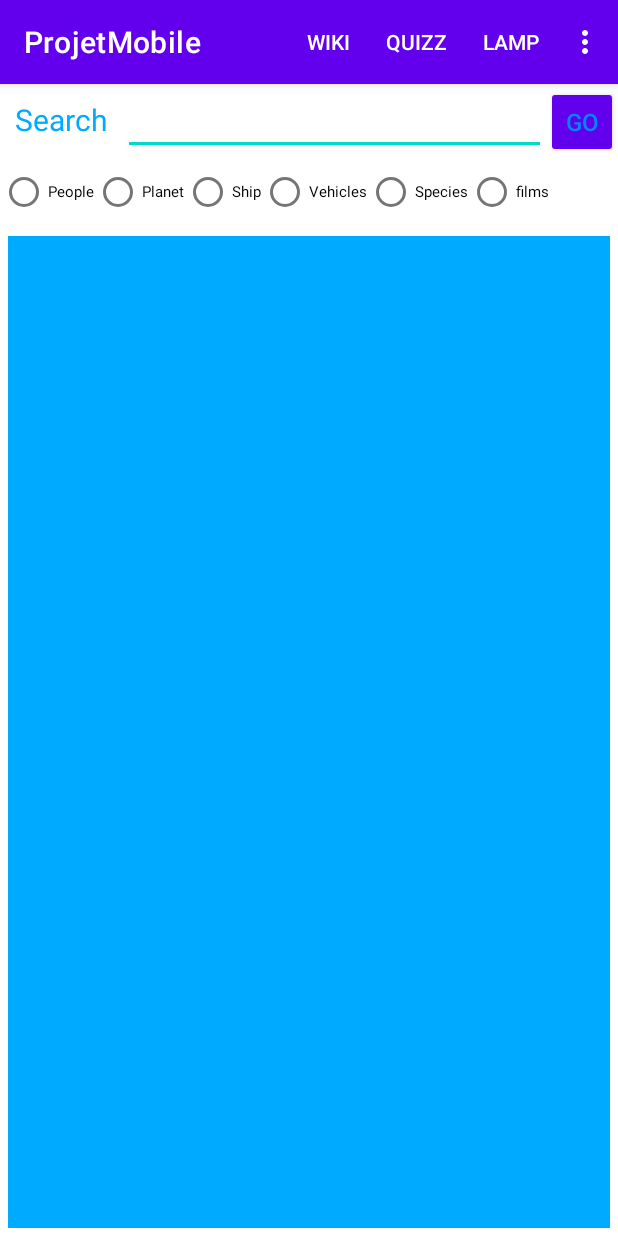
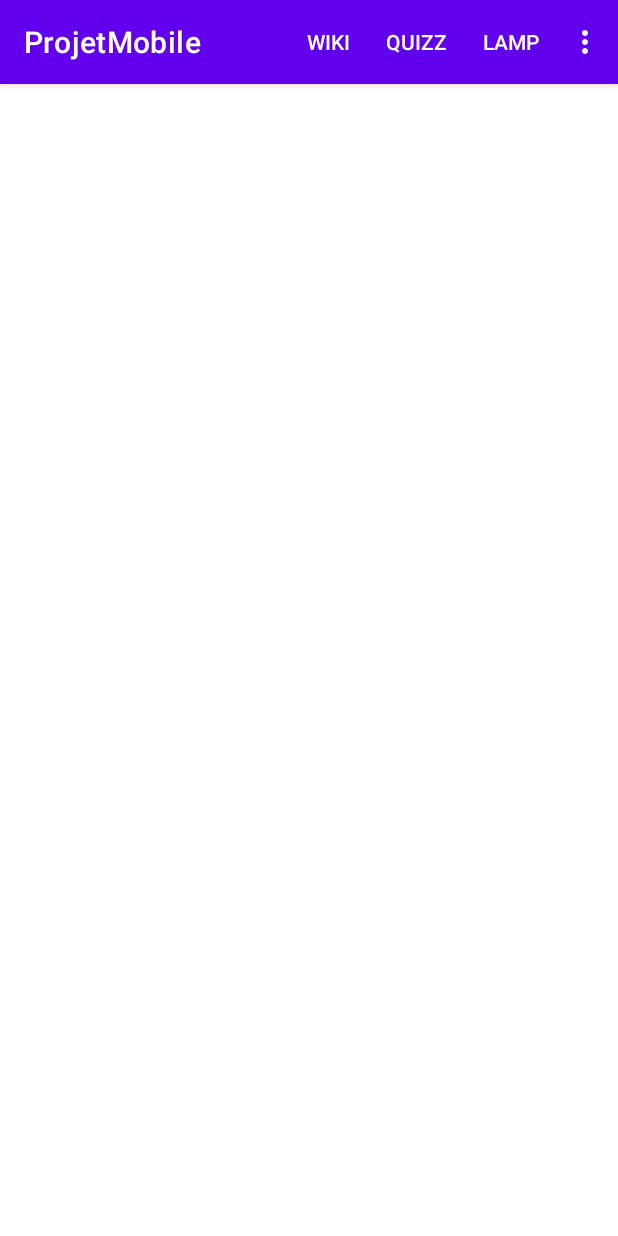
Before and after one commit to GangneuxA/ProjetMobile, an Android app: the screen it shows after launch (MainActivity), on a phone screen of 412 x 824 dp. Run offline under Robolectric (Android 15) with nearby library versions, the phone set to English and light mode, and no system bars; 1 statement that could not run was skipped.

Commit message:
modif xml accueil

```diff
--- a/ProjetMobile/app/src/main/res/layout/activity_main.xml
+++ b/ProjetMobile/app/src/main/res/layout/activity_main.xml
@@ -16,104 +16,21 @@
         app:popupTheme="@style/ThemeOverlay.AppCompat.Light"
         />
 
-    <LinearLayout
-        android:layout_width="match_parent"
-        android:layout_height="wrap_content"
-        android:orientation="horizontal"
-        >
-
-        <TextView
-            android:layout_width="wrap_content"
-            android:layout_height="wrap_content"
-            android:text="Search"
-            android:textColor="#00AAFF"
-            android:textSize="20sp"
-            android:padding="10dp"/>
-
-        <EditText
-            android:id="@+id/recherche"
-            android:layout_width="match_parent"
-            android:layout_height="wrap_content"
-            android:layout_weight="1"
-            >
-        </EditText>
-
-        <Button
-            android:id="@+id/bGo"
-            style="?android:attr/buttonStyleSmall"
-            android:layout_width="wrap_content"
-            android:layout_height="wrap_content"
-            android:padding="2dp"
-            android:text="go"
-            android:textColor="#0088FF"
-            android:textSize="16sp"
-            android:onClick="go"
-            />
-    </LinearLayout>
-
-    <LinearLayout
-        android:layout_width="wrap_content"
-        android:layout_height="wrap_content"
-        android:orientation="horizontal">
-
-        <RadioGroup
-            android:layout_width="match_parent"
-            android:layout_height="wrap_content"
-            android:orientation="horizontal"
-            >
-
-            <RadioButton
-                android:layout_width="wrap_content"
-                android:layout_height="wrap_content"
-                android:text="People"
-                android:id="@+id/Rpeople"
-                android:textSize="10dp"/>
-
-            <RadioButton
-                android:layout_width="wrap_content"
-                android:layout_height="wrap_content"
-                android:text="Planet"
-                android:id="@+id/Rplanets"
-                android:textSize="10dp"/>
-            <RadioButton
-                android:layout_width="wrap_content"
-                android:layout_height="wrap_content"
-                android:text="Ship"
-                android:id="@+id/Rship"
-                android:textSize="10dp"/>
-            <RadioButton
-                android:layout_width="wrap_content"
-                android:layout_height="wrap_content"
-                android:text="Vehicles"
-                android:id="@+id/Rvehicles"
-                android:textSize="10dp"/>
-            <RadioButton
-                android:layout_width="wrap_content"
-                android:layout_height="wrap_content"
-                android:text="Species"
-                android:id="@+id/Rspecies"
-                android:textSize="10dp"/>
-            <RadioButton
-                android:layout_width="wrap_content"
-                android:layout_height="wrap_content"
-                android:text="films"
-                android:id="@+id/Rfilms"
-                android:textSize="10dp"/>
-        </RadioGroup>
+   <LinearLayout
+       android:layout_width="wrap_content"
+       android:layout_height="wrap_content"
+       android:orientation="horizontal">
 
 
-    </LinearLayout>
 
-    <TextView
-        android:id="@+id/tResultat"
-        android:layout_width="match_parent"
-        android:layout_height="match_parent"
-        android:layout_margin="5dp"
-        android:background="#00AAFF"
-        android:padding="5dp"
-        android:textAlignment="center"
-        android:textColor="#FFFFFF"
-        android:textSize="30dp" />
+       <TextView
+           android:id="@+id/TextViewAccueil"
+           android:layout_width="match_parent"
+           android:layout_height="match_parent"
+           android:textColor="@color/material_dynamic_tertiary20"
+           android:textSize="30dp"
+           />
+   </LinearLayout>
 
 
 </LinearLayout>
```
